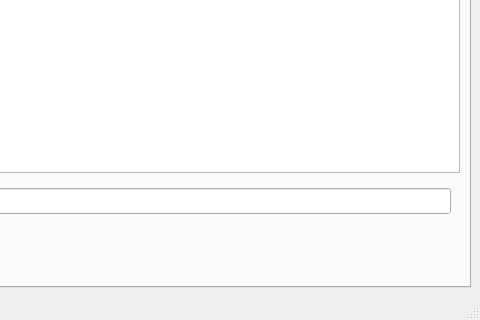
huanfenz/PerryBox, file mainwindow.ui: the form before one commit; both pictures show x 370 to 850 and y 580 to 900 of the 850 by 900 pixel window.
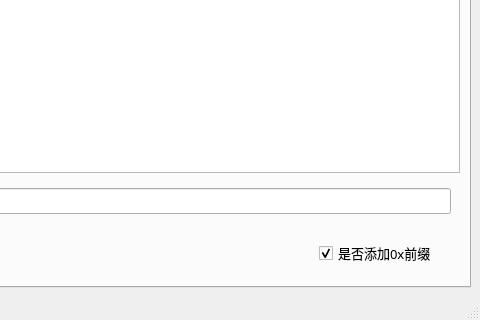
The form after the commit. The open tabs and pages were chosen to show the change.

Commit message: ASCII转换：添加切换前缀显示功能

What changed in the file:
```diff
--- a/mainwindow.ui
+++ b/mainwindow.ui
@@ -206,6 +206,16 @@
              </property>
             </spacer>
            </item>
+           <item>
+            <widget class="QCheckBox" name="cbox_hex_prefix">
+             <property name="text">
+              <string>是否添加0x前缀</string>
+             </property>
+             <property name="checked">
+              <bool>true</bool>
+             </property>
+            </widget>
+           </item>
            <item>
             <widget class="QLabel" name="label_info_ascii">
              <property name="font">
```
Left out of the diff: 6 changed lines with no effect on the pictures. The commit also changes 3 other files.
